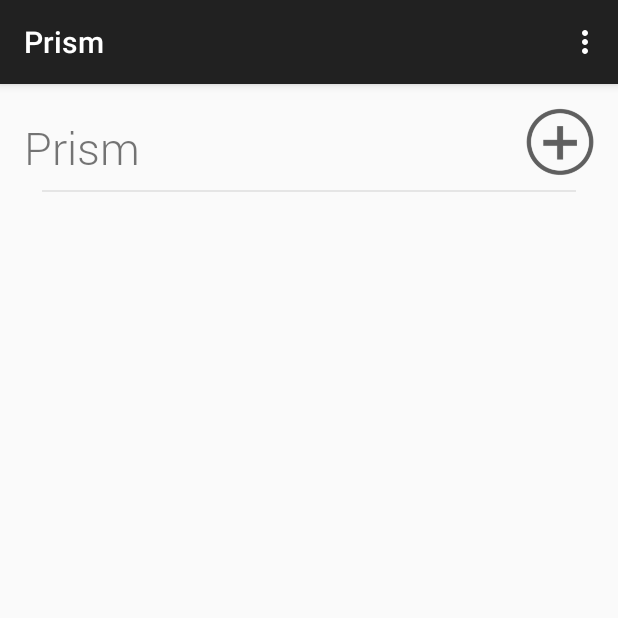
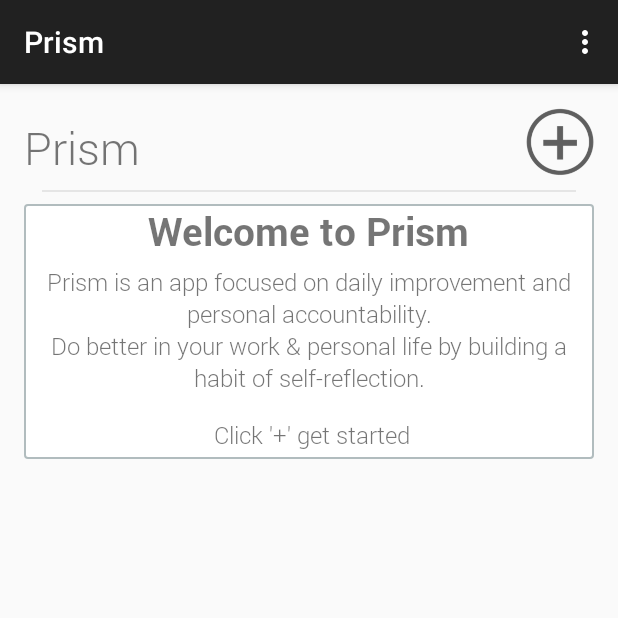
Before and after one commit to phyous/prism, an Android app: the screen it shows after launch (TimelineActivity), on a phone screen of 412 x 824 dp, the top half of it. Run offline under Robolectric (Android 15) with nearby library versions, the phone set to English and light mode, and no system bars; 1 statement that could not run was skipped.

Commit message:
UI improvements. Added new user experience.

```diff
--- a/Prism/src/main/java/com/phyous/prism/EntryListAdapter.java
+++ b/Prism/src/main/java/com/phyous/prism/EntryListAdapter.java
@@ -14,7 +14,7 @@ import com.phyous.prism.provider.EntryDataSource;
 import static com.phyous.prism.util.DateHelper.getDateTitle;
 
 public class EntryListAdapter extends CursorAdapter {
-    private final int STRING_SUMMARY_LENGTH = 18;
+    private final int STRING_SUMMARY_LENGTH = 36;
     private EntryDataSource mEntryDataSource;
     public EntryListAdapter(Context context, Cursor c) {
         super(context, c);
@@ -45,7 +45,7 @@ public class EntryListAdapter extends CursorAdapter {
 
     private String createSummary(Entry entry) {
         StringBuilder sb = new StringBuilder();
-        for(String s: entry.getNegatives()) {
+        for(String s: entry.getPositives()) {
             sb.append(s);
             sb.append(", ");
         }
--- a/Prism/src/main/java/com/phyous/prism/TimelineActivity.java
+++ b/Prism/src/main/java/com/phyous/prism/TimelineActivity.java
@@ -10,6 +10,7 @@ import android.view.MenuItem;
 import android.view.View;
 import android.widget.AdapterView;
 import android.widget.ImageView;
+import android.widget.LinearLayout;
 import android.widget.ListView;
 
 import com.phyous.prism.provider.Entry;
@@ -26,6 +27,9 @@ public class TimelineActivity extends ActionBarActivity {
     private ScheduleClient scheduleClient;
     private static final int NEW_ENTRY_REQUEST_CODE = 1;
 
+    // If user has less than NUX_ENTRY_MIN, show new user experience
+    private static final int NUX_ENTRY_MIN = 4;
+
     @Override
     protected void onCreate(Bundle savedInstanceState) {
         super.onCreate(savedInstanceState);
@@ -40,10 +44,7 @@ public class TimelineActivity extends ActionBarActivity {
         button.setOnClickListener(new View.OnClickListener() {
             @Override
             public void onClick(View v) {
-                // TODO: Move somewhere appropriate. App initialization?
-                setupAlarm();
-                Intent intent = new Intent(TimelineActivity.this, GraderActivity.class);
-                startActivityForResult(intent, NEW_ENTRY_REQUEST_CODE);
+                startGrader();
             }
         });
 
@@ -59,6 +60,9 @@ public class TimelineActivity extends ActionBarActivity {
                     int position, long id) {
                 Intent intent = new Intent(TimelineActivity.this, GraderActivity.class);
                 final Entry entry = mEntryDataSource.getEntryById(id);
+                if (entry == null) {
+                    return;
+                }
                 intent.putExtra(GraderActivity.ENTRY_DATE, entry.getDate());
                 intent.putExtra(GraderActivity.ENTRY_POS_ARRAY, entry.getNegatives());
                 intent.putExtra(GraderActivity.ENTRY_NEG_ARRAY, entry.getPositives());
@@ -67,6 +71,19 @@ public class TimelineActivity extends ActionBarActivity {
                 startActivityForResult(intent, NEW_ENTRY_REQUEST_CODE);
             }
         });
+    }
+
+    private void addNewUserExperience() {
+        LinearLayout header =
+                (LinearLayout) getLayoutInflater().inflate(R.layout.timeline_nux_header, null);
+        mListView.addHeaderView(header);
+    }
+
+    private void startGrader() {
+        // TODO: Move setupAlarm call somewhere appropriate. App initialization?
+        setupAlarm();
+        Intent intent = new Intent(TimelineActivity.this, GraderActivity.class);
+        startActivityForResult(intent, NEW_ENTRY_REQUEST_CODE);
     }
 
     private void updateData() {
@@ -78,6 +95,10 @@ public class TimelineActivity extends ActionBarActivity {
 
             @Override
             protected void onPostExecute(Cursor result) {
+                if(result.getCount() < NUX_ENTRY_MIN && mListView.getHeaderViewsCount() == 0) {
+                    addNewUserExperience();
+                }
+
                 if (mEntryListAdapter == null) {
                     mEntryListAdapter = new EntryListAdapter(TimelineActivity.this, result);
                     mListView.setAdapter(mEntryListAdapter);
@@ -132,6 +153,7 @@ public class TimelineActivity extends ActionBarActivity {
     }
 
     public void setupAlarm() {
+        // TODO: Add user settings to control when alarm goes off (or if it goes off at all)
         Calendar c = Calendar.getInstance();
         c.set(Calendar.HOUR_OF_DAY, 22);
         c.set(Calendar.MINUTE, 0);
--- a/Prism/src/main/res/layout/fragment_grader_card.xml
+++ b/Prism/src/main/res/layout/fragment_grader_card.xml
@@ -13,6 +13,7 @@
             android:id="@+id/inner_box"
             android:layout_width="match_parent"
             android:layout_height="wrap_content"
+            android:paddingBottom="4dp"
             android:background="@drawable/card_border">
 
         <com.phyous.prism.widget.TypefacedTextView
@@ -21,7 +22,7 @@
                 android:layout_width="wrap_content"
                 android:layout_height="wrap_content"
                 android:textSize="30sp"
-                android:paddingTop="12dp"
+                android:paddingTop="5dp"
                 android:paddingLeft="16dp"
                 android:paddingRight="16dp"
                 app:typeface="fonts/Roboto-Light.ttf"
@@ -32,7 +33,7 @@
                 android:layout_below="@id/title"
                 android:layout_width="match_parent"
                 android:layout_height="1dp"
-                android:layout_marginTop="8dp"
+                android:layout_marginTop="5dp"
                 android:layout_marginBottom="8dp"
                 android:layout_marginLeft="12dp"
                 android:layout_marginRight="12dp"
--- a/Prism/src/main/res/layout/grader_row_item.xml
+++ b/Prism/src/main/res/layout/grader_row_item.xml
@@ -7,14 +7,14 @@
     <ImageView
             android:id="@+id/list_nub"
             android:src="@drawable/ic_drawer_light"
-            android:layout_marginLeft="16dp"
+            android:layout_marginLeft="14dp"
             android:layout_marginTop="10dp"
             android:layout_width="wrap_content"
             android:layout_height="wrap_content"/>
     <EditText
             android:id="@+id/text_entry"
             android:height="36dp"
-            android:layout_marginLeft="8dp"
+            android:layout_marginLeft="7dp"
             android:layout_toRightOf="@+id/list_nub"
             android:background="@android:color/transparent"
             android:layout_width="match_parent"
--- /dev/null
+++ b/Prism/src/main/res/layout/timeline_nux_header.xml
@@ -0,0 +1,50 @@
+<?xml version="1.0" encoding="utf-8"?>
+
+<LinearLayout xmlns:android="http://schemas.android.com/apk/res/android"
+              xmlns:app="http://schemas.android.com/apk/res-auto"
+              android:orientation="vertical"
+              android:id="@+id/nux_layout"
+              android:layout_width="match_parent"
+              android:layout_height="match_parent"
+              android:background="@drawable/card_border"
+        >
+    <com.phyous.prism.widget.TypefacedTextView
+            android:id="@+id/title"
+            android:layout_width="wrap_content"
+            android:layout_height="wrap_content"
+            android:layout_gravity="center_horizontal"
+            android:paddingLeft="2dp"
+            android:paddingRight="2dp"
+            android:text="@string/nux_title"
+            android:textSize="26sp"
+            android:paddingBottom="5dp"
+            app:typeface="fonts/Roboto-Bold.ttf"
+            />
+
+    <com.phyous.prism.widget.TypefacedTextView
+            android:id="@+id/description"
+            android:layout_width="match_parent"
+            android:layout_height="wrap_content"
+            android:gravity="center_horizontal"
+            android:paddingLeft="6dp"
+            android:paddingRight="6dp"
+            android:text="@string/nux_description"
+            android:textSize="16sp"
+            android:paddingBottom="16dp"
+            app:typeface="fonts/Roboto-Light.ttf"
+            />
+
+    <com.phyous.prism.widget.TypefacedTextView
+            android:id="@+id/cta"
+            android:layout_width="match_parent"
+            android:layout_height="wrap_content"
+            android:gravity="center_horizontal"
+            android:paddingLeft="6dp"
+            android:paddingRight="2dp"
+            android:text="Click '+' get started"
+            android:textSize="16sp"
+            android:paddingBottom="5dp"
+            app:typeface="fonts/Roboto-Light.ttf"
+            />
+
+</LinearLayout>
--- a/Prism/src/main/res/layout/timeline_row_item.xml
+++ b/Prism/src/main/res/layout/timeline_row_item.xml
@@ -13,6 +13,7 @@
             android:text="Dec 14, 2013"
             android:textSize="26sp"
             android:paddingBottom="5dp"
+            android:paddingTop="2dp"
             app:typeface="fonts/Roboto-Bold.ttf"
             />
 
@@ -23,7 +24,7 @@
             android:text="Test 1, Test 2, Test 3"
             android:textSize="16sp"
             android:paddingBottom="5dp"
-            app:typeface="fonts/Roboto-Regular.ttf"
+            app:typeface="fonts/Roboto-Light.ttf"
             />
 
 </LinearLayout>
--- a/Prism/src/main/res/values/colors.xml
+++ b/Prism/src/main/res/values/colors.xml
@@ -3,7 +3,9 @@
     <color name="white">#FFFFFF</color>
     <color name="dark_grey">#3D3D3D</color>
     <color name="background_grey">#E5E5E5</color>
+    <color name="hint_text_grey">#ff7d7d7d</color>
     <color name="green_plus">#DBECBD</color>
     <color name="red_minus">#EACAC6</color>
     <color name="yellow_next">#FDF4BB</color>
+    <color name="hint_blue">#ffa8c2ff</color>
 </resources>
--- a/Prism/src/main/res/values/strings.xml
+++ b/Prism/src/main/res/values/strings.xml
@@ -12,4 +12,10 @@
     <string name="date_text">Date Text</string>
     <string name="description_commit_feedback">Commit Feedback</string>
     <string name="title_text_fragment">Title Text</string>
+    <string name="nux_title">Welcome to Prism</string>
+    <string name="nux_description">Prism is an app focused on daily improvement and personal accountability.\nDo better in your work &amp; personal life by building a habit of self-reflection.</string>
+    <string name="nux_tag">nux_tag</string>
+    <string name="praise_hint">What did you do well?</string>
+    <string name="improve_hint">What do you want to improve?</string>
+    <string name="focus_hint">3 things to focus on tomorrow</string>
 </resources>
--- a/Prism/src/main/res/values/styles.xml
+++ b/Prism/src/main/res/values/styles.xml
@@ -1,8 +1,6 @@
 <resources>
-
     <!-- Base application theme. -->
     <style name="AppTheme" parent="Theme.AppCompat.Light.DarkActionBar">
        <item name="android:windowNoTitle">true</item>
     </style>
-
 </resources>
```
Also changed, not shown: Prism/src/main/java/com/phyous/prism/GraderActivity.java (+6 -3 lines), Prism/src/main/java/com/phyous/prism/GraderCardFragment.java (+10 -1 lines), Prism/src/main/res/values/dimens.xml (+3 -4 lines).
